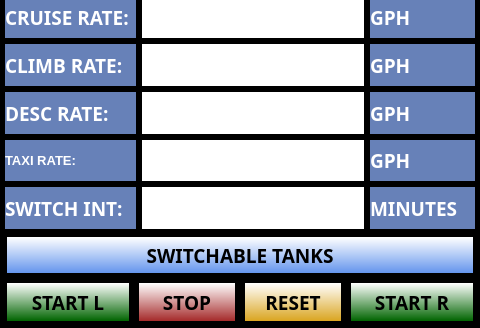
UnexplodedMinds/Stratofier, file ui/FuelTanksDialog.ui: the form before one commit; both pictures show x 0 to 480 and y 152 to 480 of the 480 by 480 pixel window.
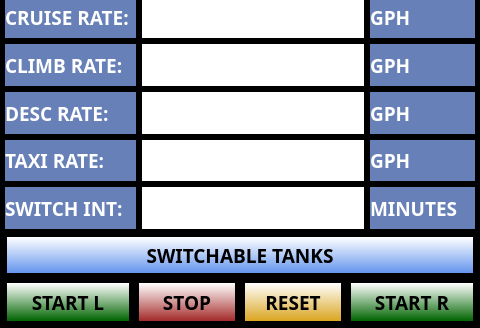
The form after the commit. Icons and pictures are not drawn. Custom widgets are drawn as their Qt base class.

Commit message:
Replace Orbitron and Rational Int fonts back to Piboto and add Piboto to resources to ensure android displays correctly.
Simplify how bug menu and main menu are positioned.

Diff of the .ui file:
```diff
--- a/ui/FuelTanksDialog.ui
+++ b/ui/FuelTanksDialog.ui
@@ -916,7 +916,8 @@
      </property>
      <property name="font">
       <font>
-       <pointsize>10</pointsize>
+       <family>Piboto</family>
+       <pointsize>14</pointsize>
        <weight>75</weight>
        <bold>true</bold>
       </font>
```
Left out of the diff: 54 changed lines with no effect on the pictures. The commit also changes 15 other files.
